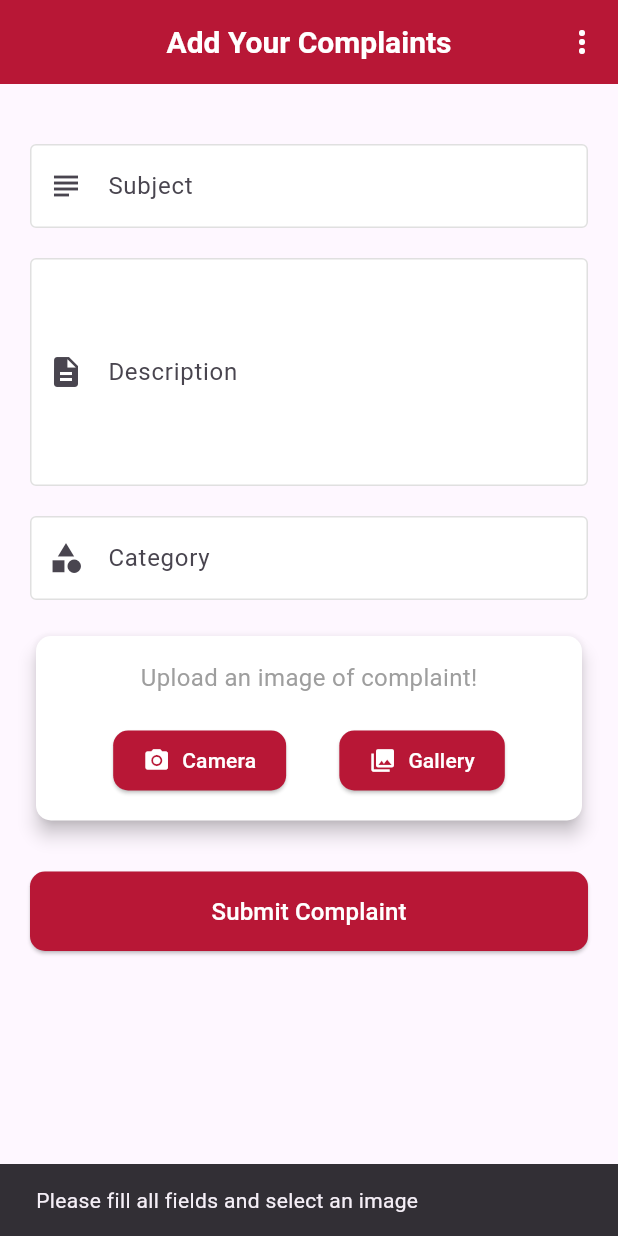
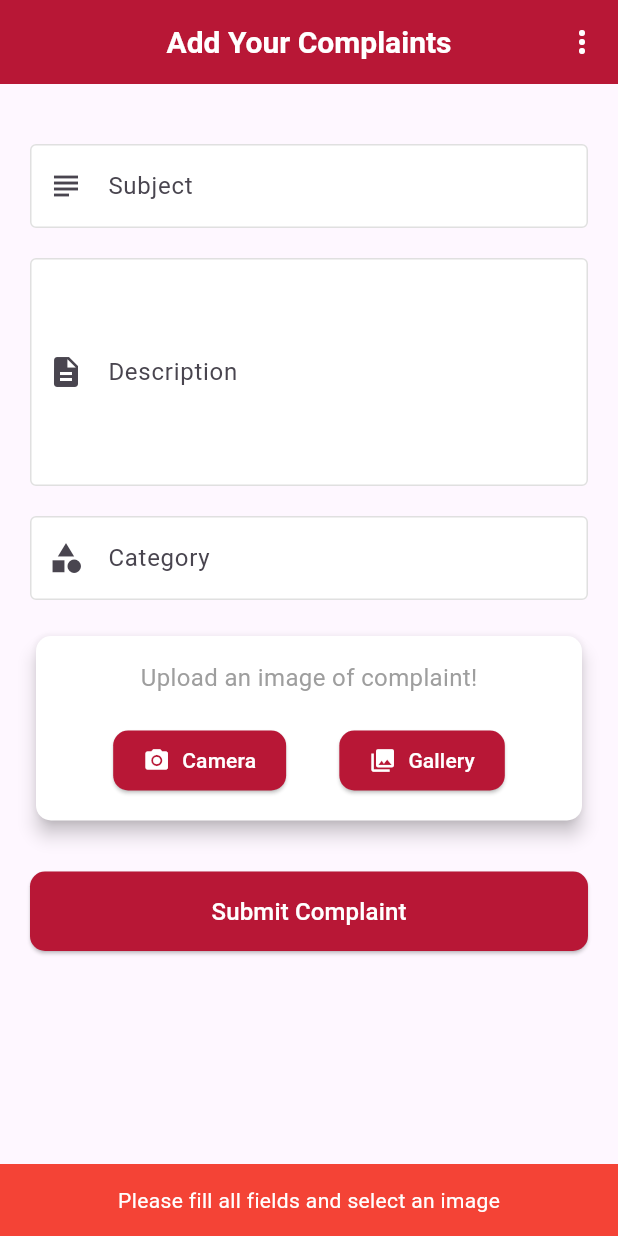
Before and after one commit to Sabinkc/egov_frontend, a Flutter app: the AddComplaintScreen screen opened directly, after a tap on "Submit Complaint", on a phone screen of 412 x 824 dp. Run offline on Flutter 3.47's test engine with Material 3 defaults, Android fonts, the phone set to English and light mode, and no system bars; our stand-ins replace flutter_svg, image_picker, logger, shared_preferences, shimmer, water_drop_nav_bar; accounts and stored records are empty.

Commit message:
user part completed

```diff
--- a/lib/features/dashboard/presentation/screens/add_complaint_screen.dart
+++ b/lib/features/dashboard/presentation/screens/add_complaint_screen.dart
@@ -71,7 +71,11 @@ class AddComplaintScreenState extends State<AddComplaintScreen> {
         // Ensure the widget is still mounted
         ScaffoldMessenger.of(context).showSnackBar(
           const SnackBar(
-              content: Text('Please fill all fields and select an image')),
+              backgroundColor: Colors.red,
+              content: Center(
+                child: Text('Please fill all fields and select an image',
+                    style: TextStyle(color: Colors.white)),
+              )),
         );
       }
       return;
@@ -152,7 +156,7 @@ class AddComplaintScreenState extends State<AddComplaintScreen> {
         // Ensure the widget is still mounted
         ScaffoldMessenger.of(context).showSnackBar(
           SnackBar(
-              backgroundColor: Color(0xffB81736),
+              backgroundColor: Colors.red,
               content: Center(
                   child: Text(
                 _apiResponse,
@@ -167,10 +171,12 @@ class AddComplaintScreenState extends State<AddComplaintScreen> {
         // Ensure the widget is still mounted
         ScaffoldMessenger.of(context).showSnackBar(
           const SnackBar(
-              backgroundColor: Color(0xffB81736),
-              content: Text(
-                'Failed to submit complaint',
-                style: TextStyle(color: Colors.white),
+              backgroundColor: Colors.red,
+              content: Center(
+                child: Text(
+                  'Failed to submit complaint',
+                  style: TextStyle(color: Colors.white),
+                ),
               )),
         );
       }
--- a/lib/features/dashboard/presentation/screens/profile_screen.dart
+++ b/lib/features/dashboard/presentation/screens/profile_screen.dart
@@ -367,6 +367,7 @@ class ProfileScreenState extends State<ProfileScreen> {
   Widget build(BuildContext context) {
     return Scaffold(
       appBar: AppBar(
+        automaticallyImplyLeading: false,
         backgroundColor: Color(0xffB81736),
         title: Text(
           "Your Profile",
--- a/lib/features/dashboard/presentation/screens/view_complain_screen.dart
+++ b/lib/features/dashboard/presentation/screens/view_complain_screen.dart
@@ -133,6 +133,7 @@ class ViewComplainScreenState extends State<ViewComplainScreen> {
   Widget build(BuildContext context) {
     return Scaffold(
       appBar: AppBar(
+        automaticallyImplyLeading: false,
         backgroundColor: Color(0xffB81736),
         title: Text(
           "View Your Complaints",
```
